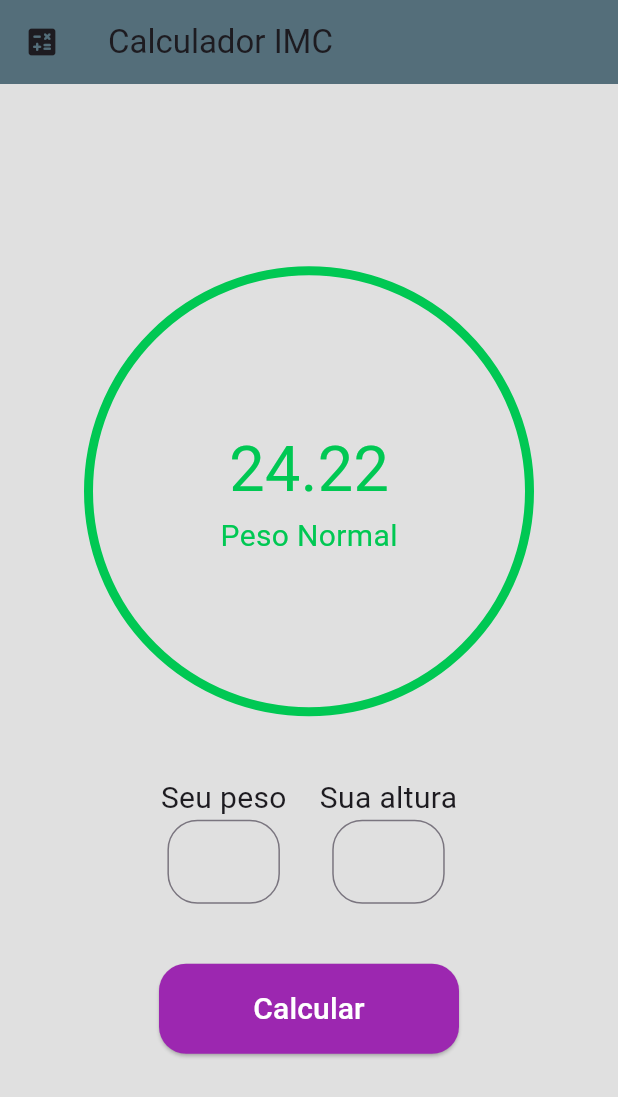
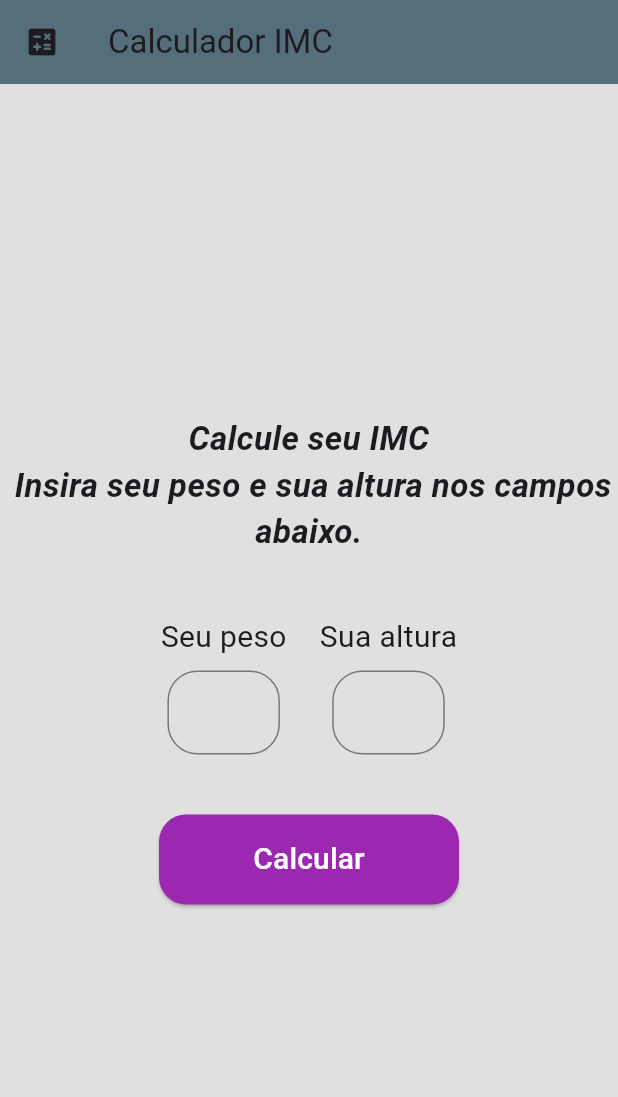
Before and after one commit to diegossantana/calculadoraimc, a Flutter app: the screen it shows after launch, on a phone screen of 412 x 824 dp. Shown: the top 1097 px of the screen. Run offline on Flutter 3.47's test engine with Material 3 defaults, Android fonts, the phone set to English and light mode, and no system bars.

Commit message:
Classificação de IMC pronto

```diff
--- a/lib/main.dart
+++ b/lib/main.dart
@@ -1,3 +1,5 @@
+// ignore_for_file: sized_box_for_whitespace
+
 import 'package:flutter/material.dart';
 
 void main() {
@@ -30,6 +32,11 @@ class MinhaCalculadoraDeImc extends StatefulWidget {
 class _MinhaCalculadoraDeImcState extends State<MinhaCalculadoraDeImc> {
   TextEditingController pesoController = TextEditingController(text: '');
   TextEditingController alturaController = TextEditingController(text: '');
+
+  double imc = -1;
+  String classificacao = '';
+  Color corResultado = Colors.white;
+
   @override
   Widget build(BuildContext context) {
     return Scaffold(
@@ -45,7 +52,17 @@ class _MinhaCalculadoraDeImcState extends State<MinhaCalculadoraDeImc> {
           mainAxisAlignment: MainAxisAlignment.center,
           crossAxisAlignment: CrossAxisAlignment.center,
           children: [
-            Container(
+            imc == -1
+                ? Text(
+                  'Calcule seu IMC \n Insira seu peso e sua altura nos campos abaixo.',
+                  style: TextStyle(
+                    fontSize: 22,
+                    fontWeight: FontWeight.bold,
+                    fontStyle: FontStyle.italic,
+                  ),
+                  textAlign: TextAlign.center,
+                )
+                : Container(
                   width: 300,
                   height: 300,
                   decoration: BoxDecoration(
@@ -59,14 +76,14 @@ class _MinhaCalculadoraDeImcState extends State<MinhaCalculadoraDeImc> {
                     mainAxisAlignment: MainAxisAlignment.center,
                     children: [
                       Text(
-                    '24.22',
+                        imc.toStringAsFixed(2),
                         style: TextStyle(
                           fontSize: 42,
                           color: Colors.greenAccent.shade700,
                         ),
                       ),
                       Text(
-                    'Peso Normal',
+                        classificacao = getClassificacaoIMC(imc),
                         style: TextStyle(
                           fontSize: 20,
                           color: Colors.greenAccent.shade700,
@@ -82,6 +99,7 @@ class _MinhaCalculadoraDeImcState extends State<MinhaCalculadoraDeImc> {
                 Column(
                   children: [
                     Text('Seu peso', style: TextStyle(fontSize: 20)),
+                    SizedBox(height: 8),
                     Container(
                       width: 75,
                       child: TextField(
@@ -101,6 +119,7 @@ class _MinhaCalculadoraDeImcState extends State<MinhaCalculadoraDeImc> {
                 Column(
                   children: [
                     Text('Sua altura', style: TextStyle(fontSize: 20)),
+                    SizedBox(height: 8),
                     Container(
                       width: 75,
                       child: TextField(
@@ -123,11 +142,13 @@ class _MinhaCalculadoraDeImcState extends State<MinhaCalculadoraDeImc> {
               width: 200,
               height: 60,
               child: ElevatedButton(
-                onPressed: () {},
-                child: Text(
-                  'Calcular',
-                  style: TextStyle(fontSize: 20, color: Colors.white),
-                ),
+                onPressed: () {
+                  double peso = double.parse(pesoController.text);
+                  double altura = double.parse(alturaController.text);
+                  setState(() {
+                    imc = peso / (altura * altura);
+                  });
+                },
                 style: ElevatedButton.styleFrom(
                   backgroundColor: Colors.purple,
                   shape: RoundedRectangleBorder(
@@ -136,6 +157,10 @@ class _MinhaCalculadoraDeImcState extends State<MinhaCalculadoraDeImc> {
                     ), // Borda arredondada
                   ),
                 ),
+                child: Text(
+                  'Calcular',
+                  style: TextStyle(fontSize: 20, color: Colors.white),
+                ),
               ),
             ),
           ],
@@ -143,4 +168,22 @@ class _MinhaCalculadoraDeImcState extends State<MinhaCalculadoraDeImc> {
       ),
     );
   }
+
+  String getClassificacaoIMC(double imc) {
+    if (imc <= 18.5) {
+      return 'Abaixo do peso';
+    } else if (imc >= 18.5 && imc <= 24.9) {
+      return 'Peso normal';
+    } else if (imc >= 25.0 && imc <= 29.9) {
+      return 'Sobrepeso';
+    } else if (imc >= 30.0 && imc <= 34.9) {
+      return 'Obesidade Grau I';
+    } else if (imc >= 35.0 && imc <= 39.9) {
+      return 'Obesidade Grau II';
+    } else if (imc >= 40.0) {
+      return 'Obesidade Grau III';
     }
+
+    return 'IMC inválido: $imc';
+  }
+}
```
Lines whose indentation alone changed are shown as unchanged.
